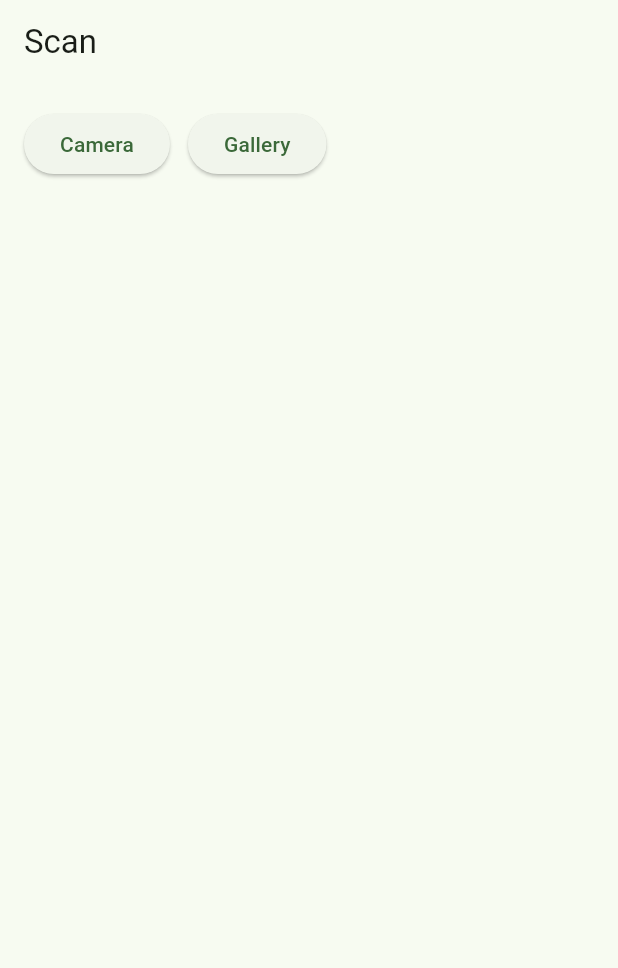
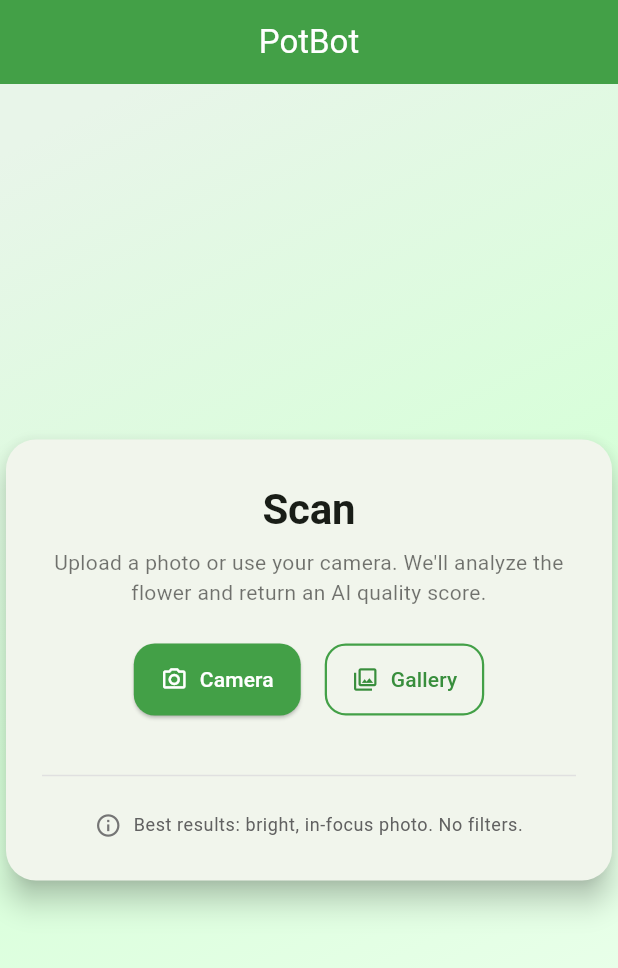
Before and after one commit to dan24tor84/potbot-frontend, a Flutter app: the screen it shows after launch, after a tap on "Camera", on a phone screen of 412 x 824 dp. Shown: the top 968 px of the screen. Run offline on Flutter 3.47's test engine with Material 3 defaults, Android fonts, the phone set to English and light mode, and no system bars; our stand-ins replace image_picker.

Commit message:
Update scan_screen.dart

```diff
--- a/lib/widgets/scan_screen.dart
+++ b/lib/widgets/scan_screen.dart
@@ -1,99 +1,115 @@
-import 'dart:convert';
 import 'package:flutter/material.dart';
-import 'package:image_picker/image_picker.dart';
 
-import '../services/api_service.dart';
-
-class ScanScreen extends StatefulWidget {
+class ScanScreen extends StatelessWidget {
+  final String apiUrl;
   const ScanScreen({super.key, required this.apiUrl});
-
-  // Kept to match main.dart. The current AIService uses its own baseUrl.
-  final String apiUrl;
-
-  @override
-  State<ScanScreen> createState() => _ScanScreenState();
-}
-
-class _ScanScreenState extends State<ScanScreen> {
-  final ImagePicker _picker = ImagePicker();
-  final AIService _apiService = AIService();
-
-  bool _isLoading = false;
-  String? _error;
-  String? _result;
-  XFile? _picked;
-
-  Future<void> _pick(ImageSource source) async {
-    setState(() {
-      _error = null;
-      _result = null;
-    });
-
-    final file = await _picker.pickImage(source: source, maxWidth: 1600);
-    if (file == null) return;
-
-    setState(() {
-      _picked = file;
-    });
-
-    await _scan();
-  }
-
-  Future<void> _scan() async {
-    if (_picked == null) return;
-
-    setState(() {
-      _isLoading = true;
-      _error = null;
-      _result = null;
-    });
-
-    try {
-      final bytes = await _picked!.readAsBytes();
-      final base64Image = base64Encode(bytes);
-
-      final aiText = await _apiService.analyzeImage(base64Image);
-
-      setState(() {
-        _result = aiText;
-      });
-    } catch (e) {
-      setState(() {
-        _error = e.toString();
-      });
-    } finally {
-      setState(() {
-        _isLoading = false;
-      });
-    }
-  }
 
   @override
   Widget build(BuildContext context) {
-    return Scaffold(
-      appBar: AppBar(title: const Text('Scan')),
-      body: Padding(
-        padding: const EdgeInsets.all(16),
+    final theme = Theme.of(context);
+
+    return Container(
+      decoration: const BoxDecoration(
+        gradient: LinearGradient(
+          begin: Alignment.topLeft,
+          end: Alignment.bottomRight,
+          stops: [0.1, 0.5, 1.0],
+          colors: [Color(0xFFE8F5E9), Color(0xFFD7FFD9), Color(0xFFF1FFF1)],
+        ),
+      ),
+      child: Scaffold(
+        backgroundColor: Colors.transparent,
+        appBar: AppBar(
+          title: const Text('PotBot'),
+          centerTitle: true,
+          elevation: 0,
+          backgroundColor: Colors.green.shade600,
+          foregroundColor: Colors.white,
+        ),
+        body: Center(
+          child: ConstrainedBox(
+            constraints: const BoxConstraints(maxWidth: 720),
+            child: Card(
+              elevation: 8,
+              shape: RoundedRectangleBorder(borderRadius: BorderRadius.circular(20)),
+              child: Padding(
+                padding: const EdgeInsets.symmetric(horizontal: 24, vertical: 28),
                 child: Column(
+                  mainAxisSize: MainAxisSize.min,
                   children: [
-            Row(
+                    Text('Scan',
+                        style: theme.textTheme.headlineMedium?.copyWith(
+                          fontWeight: FontWeight.w700,
+                        )),
+                    const SizedBox(height: 8),
+                    Text(
+                      'Upload a photo or use your camera. We\'ll analyze the flower and return an AI quality score.',
+                      textAlign: TextAlign.center,
+                      style: theme.textTheme.bodyMedium?.copyWith(color: Colors.black54),
+                    ),
+                    const SizedBox(height: 24),
+
+                    // Buttons row
+                    Wrap(
+                      spacing: 16,
+                      runSpacing: 12,
+                      alignment: WrapAlignment.center,
                       children: [
-                ElevatedButton(
-                  onPressed: () => _pick(ImageSource.camera),
-                  child: const Text('Camera'),
+                        ElevatedButton.icon(
+                          icon: const Icon(Icons.photo_camera_outlined),
+                          style: ElevatedButton.styleFrom(
+                            padding: const EdgeInsets.symmetric(horizontal: 18, vertical: 14),
+                            backgroundColor: Colors.green.shade600,
+                            foregroundColor: Colors.white,
+                            shape: RoundedRectangleBorder(borderRadius: BorderRadius.circular(14)),
                           ),
-                const SizedBox(width: 12),
-                ElevatedButton(
-                  onPressed: () => _pick(ImageSource.gallery),
-                  child: const Text('Gallery'),
+                          onPressed: () {
+                            // TODO: call your existing "open camera" flow
+                            // and then POST to apiUrl when ready
+                          },
+                          label: const Text('Camera'),
+                        ),
+                        OutlinedButton.icon(
+                          icon: const Icon(Icons.photo_library_outlined),
+                          style: OutlinedButton.styleFrom(
+                            padding: const EdgeInsets.symmetric(horizontal: 18, vertical: 14),
+                            side: BorderSide(color: Colors.green.shade600, width: 1.5),
+                            shape: RoundedRectangleBorder(borderRadius: BorderRadius.circular(14)),
+                            foregroundColor: Colors.green.shade700,
+                          ),
+                          onPressed: () {
+                            // TODO: call your existing gallery picker
+                            // and then POST to apiUrl when ready
+                          },
+                          label: const Text('Gallery'),
                         ),
                       ],
                     ),
-            const SizedBox(height: 16),
-            if (_isLoading) const CircularProgressIndicator(),
-            if (_error != null) Text(_error!, style: const TextStyle(color: Colors.red)),
-            if (_result != null) Expanded(child: SingleChildScrollView(child: Text(_result!))),
+
+                    const SizedBox(height: 24),
+                    Divider(color: Colors.grey.shade300, height: 32),
+                    const SizedBox(height: 8),
+
+                    // Little footer hint
+                    Row(
+                      mainAxisAlignment: MainAxisAlignment.center,
+                      children: [
+                        Icon(Icons.info_outline, size: 18, color: Colors.grey.shade600),
+                        const SizedBox(width: 8),
+                        Flexible(
+                          child: Text(
+                            'Best results: bright, in-focus photo. No filters.',
+                            style: theme.textTheme.bodySmall?.copyWith(color: Colors.grey.shade700),
+                            textAlign: TextAlign.center,
+                          ),
+                        ),
                       ],
+                    ),
+                  ],
+                ),
+              ),
+            ),
+          ),
         ),
       ),
     );
```
Lines whose indentation alone changed are shown as unchanged.
